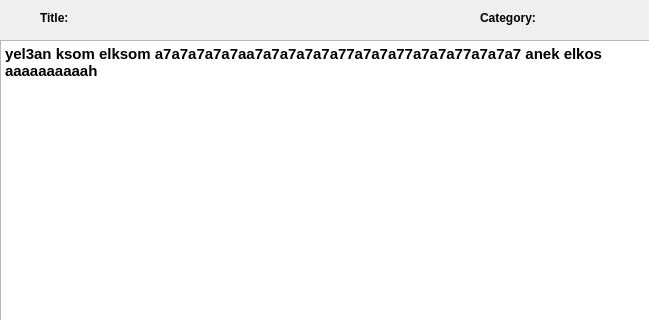
Before: the Qt Designer form userform.ui in tarek-ibr/Customized-Feed-Algorithm, drawn with Qt 5; both pictures show x 0 to 649 and y 0 to 320 of the 649 by 673 pixel window.
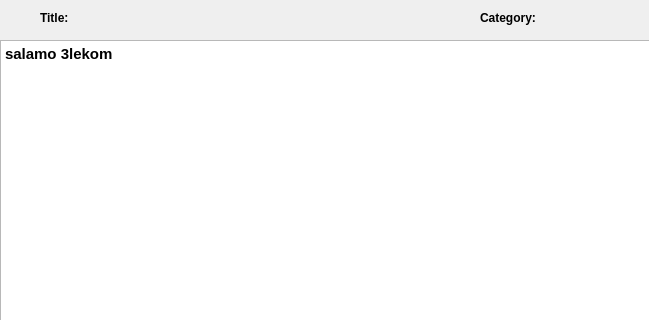
After: the same form once the commit is applied.

Patch:
```diff
--- a/userform.ui
+++ b/userform.ui
@@ -160,7 +160,7 @@
     </font>
    </property>
    <property name="plainText">
-    <string>yel3an ksom elksom a7a7a7a7a7aa7a7a7a7a7a77a7a7a77a7a7a77a7a7a7 anek elkos aaaaaaaaaah</string>
+    <string>salamo 3lekom</string>
    </property>
   </widget>
  </widget>
```
